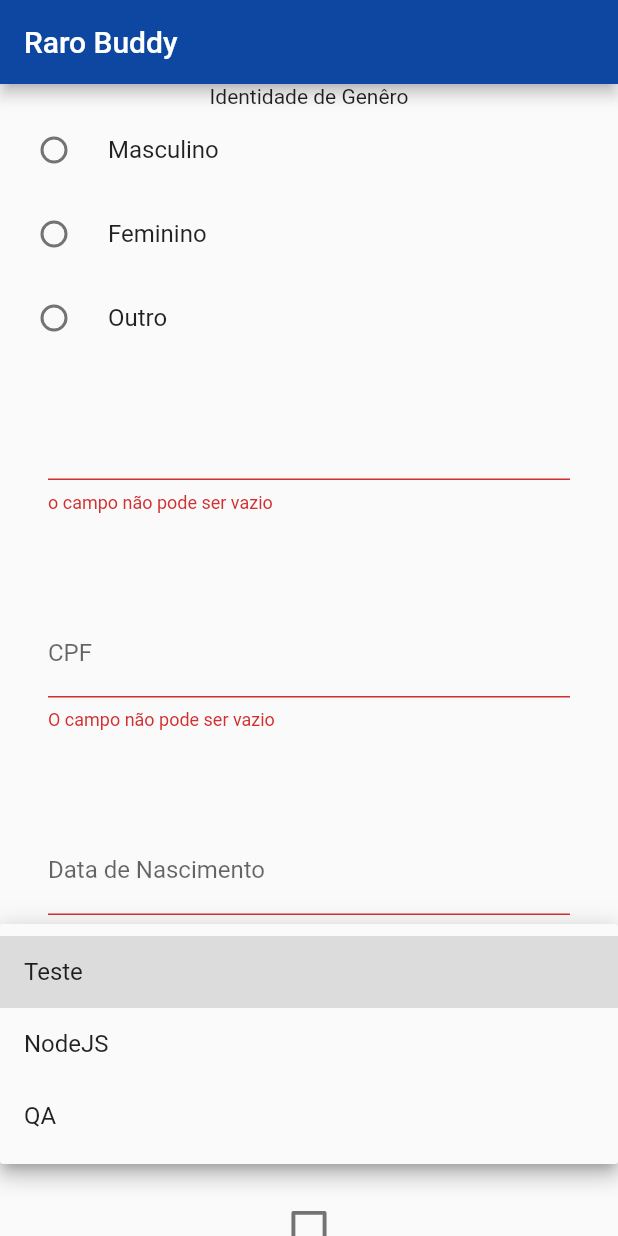
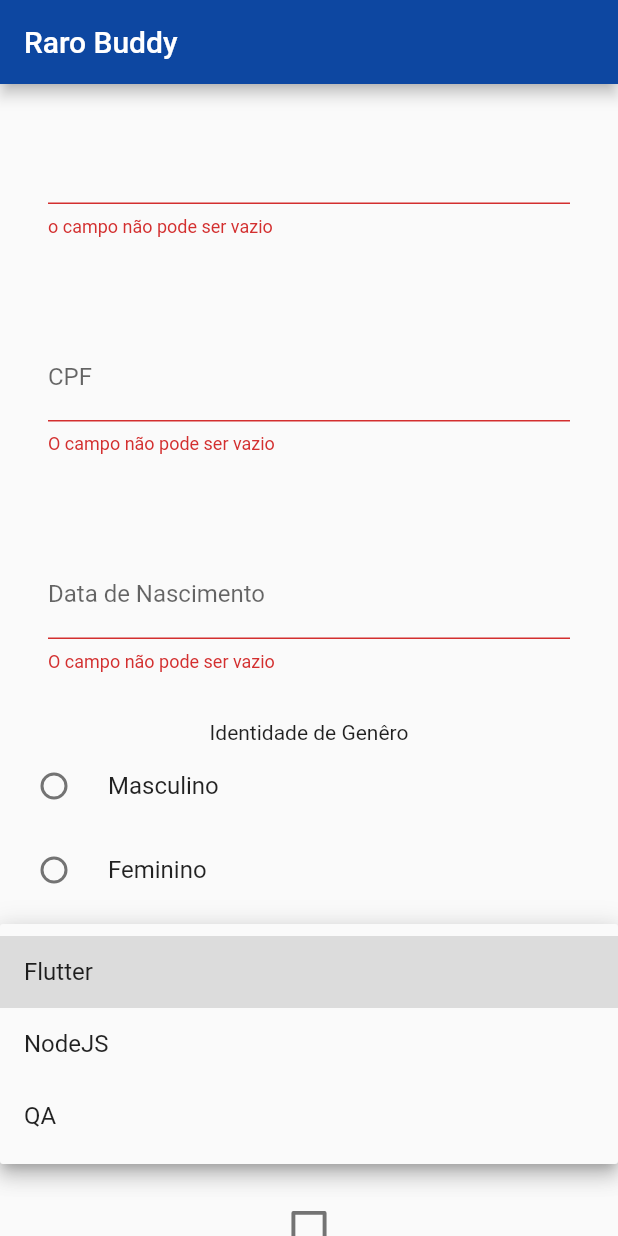
Before and after one commit to A-Vocado/FlutterSemanaTres, a Flutter app: the screen it shows after launch, after a tap on "Criar Conta", after a tap on "Turma", on a phone screen of 412 x 824 dp. Run offline on Flutter 3.47's test engine with Material 2 defaults, Android fonts, the phone set to English and light mode, and no system bars.

Commit message:
Quick Fixes

```diff
--- a/lib/main.dart
+++ b/lib/main.dart
@@ -51,29 +51,38 @@ class _HomeState extends State<Home> {
                 child: Column(
                   mainAxisAlignment: MainAxisAlignment.center,
                   children: [
-                    Text('Identidade de Genêro'),
+                    const EmailField(),
+                    const CpfField(),
+                    const BirthField(),
+                    const Text('Identidade de Genêro'),
                     RadioListTile(
-                        title: Text('Masculino'),
+                      title: const Text('Masculino'),
                       activeColor: Colors.red,
                       value: 'Masculino',
                       groupValue: selectedGenre,
                       onChanged: (String? valor) {
-                          setState(() {
+                        setState(
+                          () {
                             selectedGenre = valor!;
-                          });
-                        }),
+                          },
+                        );
+                      },
+                    ),
                     RadioListTile(
-                        title: Text('Feminino'),
+                      title: const Text('Feminino'),
                       activeColor: Colors.red,
                       value: 'Feminino',
                       groupValue: selectedGenre,
                       onChanged: (String? valor) {
-                          setState(() {
+                        setState(
+                          () {
                             selectedGenre = valor!;
-                          });
-                        }),
+                          },
+                        );
+                      },
+                    ),
                     RadioListTile(
-                        title: Text('Outro'),
+                      title: const Text('Outro'),
                       activeColor: Colors.red,
                       value: 'Outro',
                       groupValue: selectedGenre,
@@ -81,16 +90,14 @@ class _HomeState extends State<Home> {
                         setState(() {
                           selectedGenre = valor!;
                         });
-                        }),
-                    const EmailField(),
-                    const CpfField(),
-                    const BirthField(),
+                      },
+                    ),
                     Padding(
                       padding: const EdgeInsets.all(15.0),
                       child: DropdownButtonFormField<String>(
                         decoration: const InputDecoration(labelText: 'Turma'),
                         validator: Validator.validateStatesDropdown,
-                        items: ['Teste', 'NodeJS', 'QA']
+                        items: ['Flutter', 'NodeJS', 'QA']
                             .map<DropdownMenuItem<String>>(
                           (String value) {
                             return DropdownMenuItem<String>(
@@ -117,10 +124,12 @@ class _HomeState extends State<Home> {
                                 child: Checkbox(
                                   value: isCheckedBox,
                                   onChanged: (value) {
-                                    setState(() {
+                                    setState(
+                                      () {
                                         isCheckedBox = !isCheckedBox;
                                         state.didChange(value);
-                                    });
+                                      },
+                                    );
                                   },
                                   activeColor: Colors.blue[900],
                                   checkColor: Colors.white,
@@ -130,7 +139,7 @@ class _HomeState extends State<Home> {
                             state.errorText == null
                                 ? Container()
                                 : const Text(
-                                    'aceite o contrato, por favor',
+                                    'Aceite o contrato, por favor',
                                     style: TextStyle(
                                       color: Colors.red,
                                     ),
@@ -140,15 +149,15 @@ class _HomeState extends State<Home> {
                       },
                     ),
                     ElevatedButton(
-                      onPressed: _registerBottom,
-                      child: Text("Criar Conta"),
+                      onPressed: _registerButton,
                       style: ButtonStyle(
                           backgroundColor:
                               MaterialStateProperty.all(Colors.blue[900]),
-                          padding:
-                              MaterialStateProperty.all(EdgeInsets.all(15)),
+                          padding: MaterialStateProperty.all(
+                              const EdgeInsets.all(15)),
                           textStyle: MaterialStateProperty.all(
-                              TextStyle(fontSize: 20))),
+                              const TextStyle(fontSize: 20))),
+                      child: const Text("Criar Conta"),
                     ),
                   ],
                 ),
@@ -160,7 +169,7 @@ class _HomeState extends State<Home> {
     );
   }
 
-  void _registerBottom() {
+  void _registerButton() {
     if (formMasterKey.currentState!.validate()) {
       debugPrint('Cadastro realizado com sucesso');
       formMasterKey.currentState!.save();
```
Lines whose indentation alone changed are shown as unchanged.
